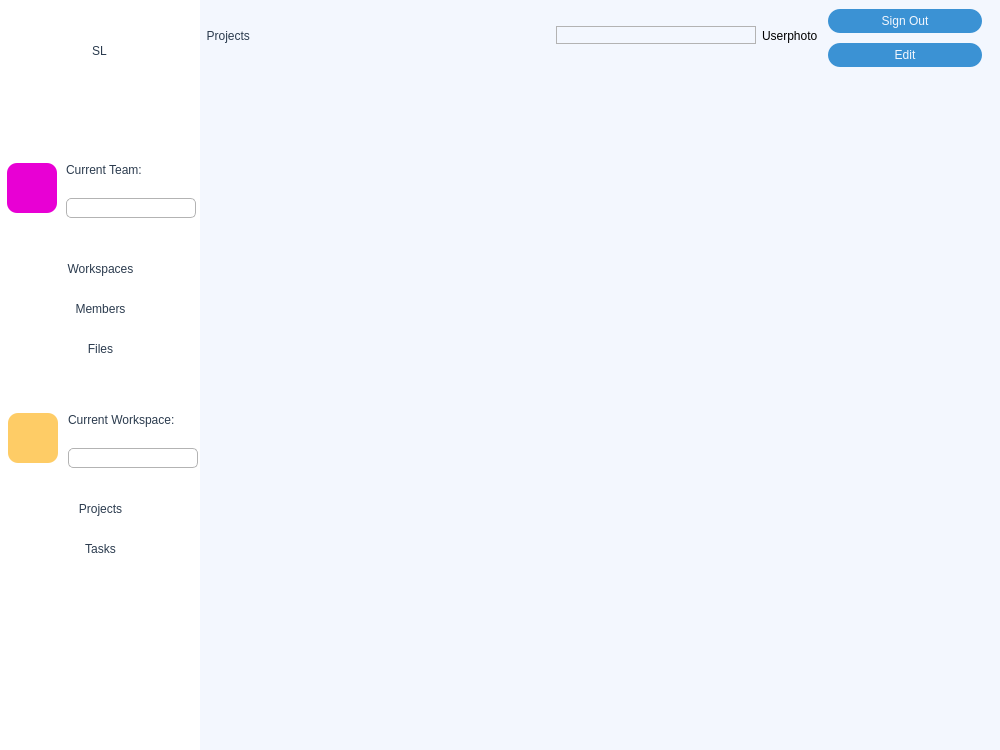
Old version of the form uis/main_window.ui in the repository pavdmit/sl.
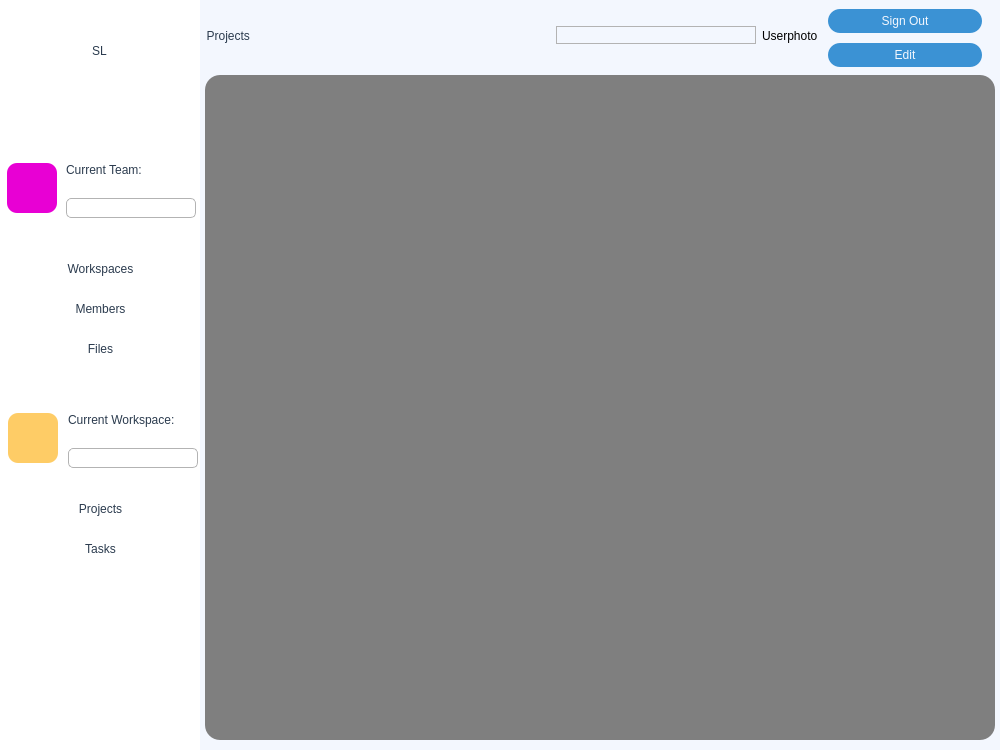
New version of the form. The open tabs and pages were chosen to show the change.

```diff
--- a/uis/main_window.ui
+++ b/uis/main_window.ui
@@ -1092,6 +1092,28 @@
           </item>
          </layout>
         </widget>
+        <widget class="QTableWidget" name="datasets_table">
+         <property name="geometry">
+          <rect>
+           <x>5</x>
+           <y>75</y>
+           <width>790</width>
+           <height>665</height>
+          </rect>
+         </property>
+         <property name="styleSheet">
+          <string notr="true">background-color: rgb(127, 127, 127);
+font: 20pt &quot;Andale Mono&quot;;
+color:rgb(43,59,78);
+border-radius: 15px;</string>
+         </property>
+         <property name="frameShape">
+          <enum>QFrame::NoFrame</enum>
+         </property>
+         <property name="cornerButtonEnabled">
+          <bool>false</bool>
+         </property>
+        </widget>
        </widget>
        <widget class="QWidget" name="tasks_page">
         <widget class="QWidget" name="horizontalLayoutWidget_9">
```
Left out of the diff: 2 changed lines with no effect on the pictures.
